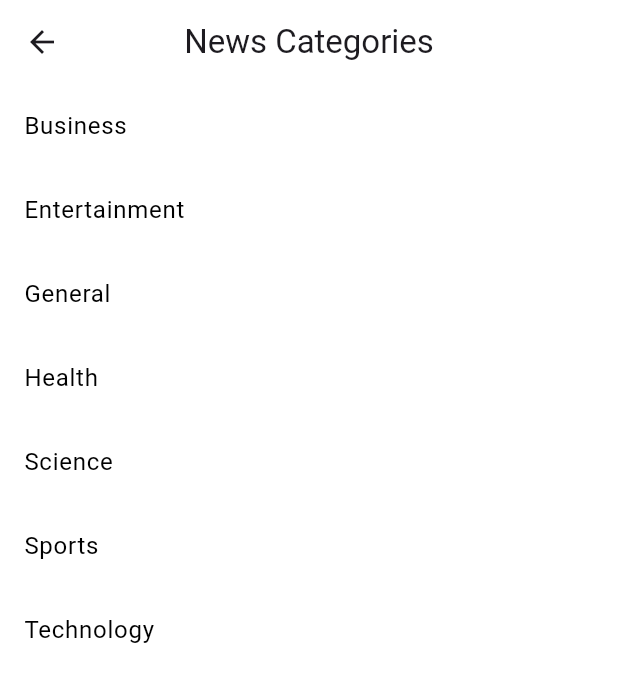
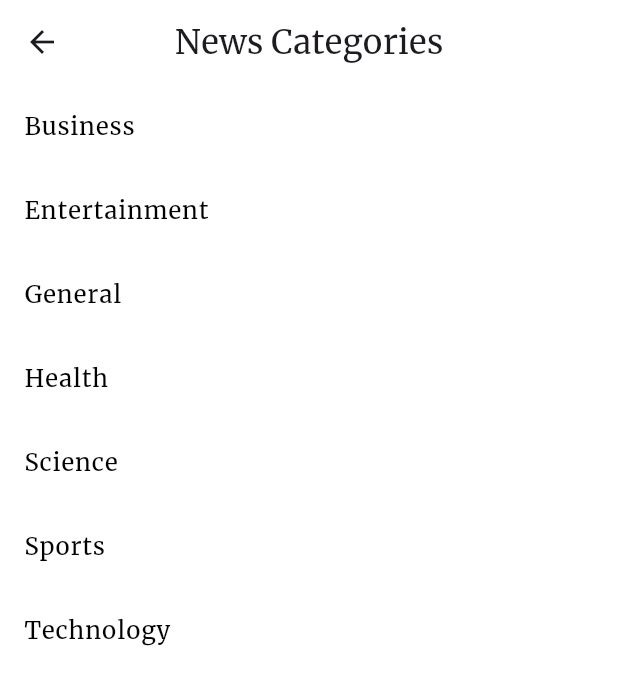
Before and after one commit to mubozk/FlutNews, a Flutter app: the CategoriesScreen screen opened directly, on a phone screen of 412 x 824 dp. Shown: the top 685 px of the screen. Run offline on Flutter 3.47's test engine with Material 3 defaults, Android fonts, the phone set to English and light mode, and no system bars; our stand-ins replace flutter_spinkit, geocoding, geolocator, permission_handler, webview_flutter; network calls fail; project files that could hold a hidden picture were left out.

Commit message:
Kategori ekranı için fontlar
Ayrıca haber küpürleri için de fontlara karar kıldım.

Ve kullanılmayacak diğer 4 fontu da kaldırdım.

```diff
--- a/flut_news/lib/screens/categories_screen.dart
+++ b/flut_news/lib/screens/categories_screen.dart
@@ -39,7 +39,7 @@ class _CategoriesScreenState extends State<CategoriesScreen> {
       backgroundColor: kIsDarkMode ? Colors.black : Colors.white,
       appBar: AppBar(
         backgroundColor: kIsDarkMode ? Colors.black : Colors.white,
-        title: Text("News Categories", style: TextStyle(fontFamily: 'Roboto'),),
+        title: Text("News Categories", style: TextStyle(fontFamily: 'Merriweather'),),
         centerTitle: true,
       ),
       body: ListView.builder(
@@ -49,7 +49,7 @@ class _CategoriesScreenState extends State<CategoriesScreen> {
             title: Text(
               categories[index],
               style: TextStyle(
-                fontFamily: 'Roboto',
+                fontFamily: 'Merriweather',
                 color: kIsDarkMode ? Colors.white : Colors.black,
               ),
             ),            tileColor: kIsDarkMode ? Colors.grey[850] : Colors.white,
--- a/flut_news/lib/screens/home_screen.dart
+++ b/flut_news/lib/screens/home_screen.dart
@@ -18,7 +18,7 @@ class _HomeScreenState extends State<HomeScreen> {
       backgroundColor: kIsDarkMode ? Colors.black : Colors.white,
       appBar: AppBar(
         backgroundColor: kIsDarkMode ? Colors.black : Colors.white,
-        title: Text("FlutNews", style: TextStyle(fontFamily: 'Roboto'),),
+        title: Text("FlutNews", style: TextStyle(fontFamily: 'PlayfairDisplay'),),
         centerTitle: true,
         automaticallyImplyLeading: false,
       ),
--- a/flut_news/lib/screens/news_list_screen.dart
+++ b/flut_news/lib/screens/news_list_screen.dart
@@ -19,7 +19,9 @@ class NewsListScreen extends StatelessWidget {
       backgroundColor: kIsDarkMode ? Colors.black : Colors.white,
       appBar: AppBar(
         backgroundColor: kIsDarkMode ? Colors.black : Colors.white,
-        title: Text(category),
+        title: Text(category, style: TextStyle(fontFamily: 'Merriweather'),
+        ),
+        centerTitle: true,
 
       ),
       body: ListView.builder(
--- a/flut_news/lib/utilities/constants.dart
+++ b/flut_news/lib/utilities/constants.dart
@@ -10,18 +10,18 @@ final kDarkTheme = ThemeData(
 );
 const TextStyle kTitleTextStyle = TextStyle(
   color: Colors.black,
-  fontFamily: 'Roboto',
+  fontFamily: 'PlayfairDisplay',
   fontSize: 18,
   fontWeight: FontWeight.bold,
 );
 const TextStyle kBodyTextStyle = TextStyle(
   color: Colors.black,
-  fontFamily: 'Roboto',
+  fontFamily: 'PlayfairDisplay',
   fontSize: 14,
 );
 const TextStyle kReadMoreTextStyle = TextStyle(
   color: Colors.blue,
-  fontFamily: 'Roboto',
+  fontFamily: 'PlayfairDisplay',
   fontWeight: FontWeight.bold,
 );
 const kApiKey = 'dd05d13cf257403d804b6e02775564f6';
```
Also changed, not shown: flut_news/pubspec.yaml (+0 -20 lines), flut_news/assets/fonts/Kanit-Bold.ttf (deleted), flut_news/assets/fonts/Kanit-Regular.ttf (deleted), flut_news/assets/fonts/Montserrat-Bold.ttf (deleted), flut_news/assets/fonts/Montserrat-Regular.ttf (deleted), flut_news/assets/fonts/Roboto-Bold.ttf (deleted), flut_news/assets/fonts/Roboto-Regular.ttf (deleted), flut_news/assets/fonts/Ubuntu-Bold.ttf (deleted), flut_news/assets/fonts/Ubuntu-Regular.ttf (deleted).
